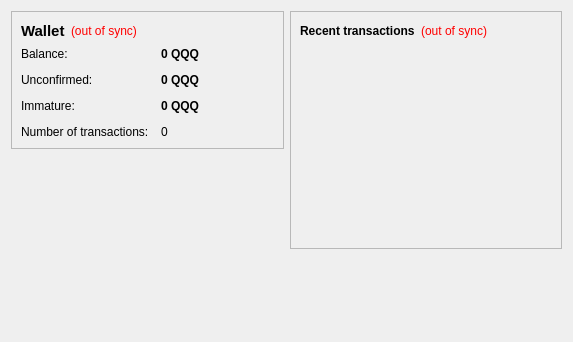
First picture: the form in src/qt/forms/overviewpage.ui, repository kryptobytes/Hrank, before the edit.
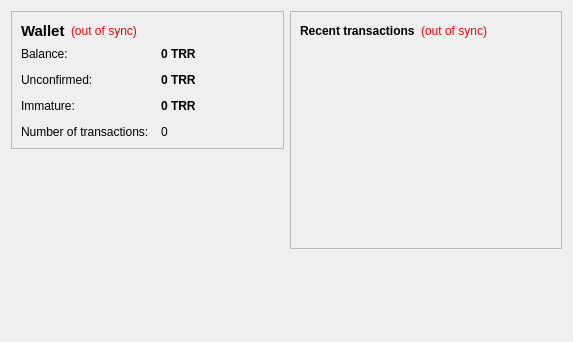
Second picture: the form after the edit.

The edit to the form file:
```diff
--- a/src/qt/forms/overviewpage.ui
+++ b/src/qt/forms/overviewpage.ui
@@ -105,7 +105,7 @@
              <string>Your current balance</string>
             </property>
             <property name="text">
-             <string notr="true">0 QQQ</string>
+             <string notr="true">0 TRR</string>
             </property>
             <property name="textInteractionFlags">
              <set>Qt::LinksAccessibleByMouse|Qt::TextSelectableByKeyboard|Qt::TextSelectableByMouse</set>
@@ -134,7 +134,7 @@
              <string>Total of transactions that have yet to be confirmed, and do not yet count toward the current balance</string>
             </property>
             <property name="text">
-             <string notr="true">0 QQQ</string>
+             <string notr="true">0 TRR</string>
             </property>
             <property name="textInteractionFlags">
              <set>Qt::LinksAccessibleByMouse|Qt::TextSelectableByKeyboard|Qt::TextSelectableByMouse</set>
@@ -177,7 +177,7 @@
              <string>Mined balance that has not yet matured</string>
             </property>
             <property name="text">
-             <string notr="true">0 QQQ</string>
+             <string notr="true">0 TRR</string>
             </property>
             <property name="textInteractionFlags">
              <set>Qt::LinksAccessibleByMouse|Qt::TextSelectableByKeyboard|Qt::TextSelectableByMouse</set>
```
Left out of the diff: 4 changed lines with no effect on the pictures.
